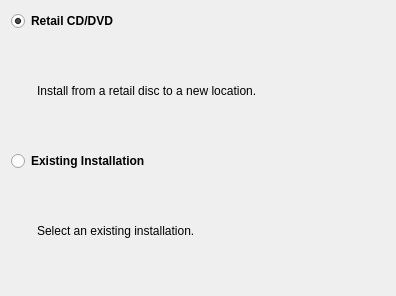
This is files/ui/wizard/methodselectionpage.ui in sunhawken/openmw as Qt 5 draws it before an edit. The edited form follows.
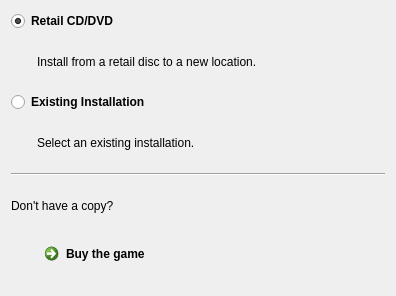
This is the edited form. Icons and pictures are not drawn.

Commit message: Implement #3983 - Add page to the wizard with links to buy morrowind

```diff
--- a/files/ui/wizard/methodselectionpage.ui
+++ b/files/ui/wizard/methodselectionpage.ui
@@ -147,6 +147,83 @@
      </item>
     </layout>
    </item>
+   <item>
+    <widget class="Line" name="line">
+     <property name="orientation">
+      <enum>Qt::Horizontal</enum>
+     </property>
+    </widget>
+   </item>
+   <item>
+    <layout class="QHBoxLayout" name="horizontalLayout">
+     <item>
+      <widget class="QLabel" name="label">
+       <property name="text">
+        <string>Don't have a copy?</string>
+       </property>
+      </widget>
+     </item>
+    </layout>
+   </item>
+   <item>
+    <layout class="QHBoxLayout" name="buyGameLayout">
+     <item>
+      <spacer name="horizontalSpacer_3">
+       <property name="orientation">
+        <enum>Qt::Horizontal</enum>
+       </property>
+       <property name="sizeType">
+        <enum>QSizePolicy::Maximum</enum>
+       </property>
+       <property name="sizeHint" stdset="0">
+        <size>
+         <width>20</width>
+         <height>20</height>
+        </size>
+       </property>
+      </spacer>
+     </item>
+     <item>
+      <widget class="QLabel" name="buyIconLabel">
+       <property name="sizePolicy">
+        <sizepolicy hsizetype="Maximum" vsizetype="Maximum">
+         <horstretch>0</horstretch>
+         <verstretch>0</verstretch>
+        </sizepolicy>
+       </property>
+       <property name="text">
+        <string>&lt;html&gt;&lt;head/&gt;&lt;body&gt;&lt;p&gt;&lt;img src=&quot;:/icons/tango/48x48/dollar.png&quot;/&gt;&lt;/p&gt;&lt;/body&gt;&lt;/html&gt;</string>
+       </property>
+      </widget>
+     </item>
+     <item>
+      <widget class="QCommandLinkButton" name="buyLinkButton">
+       <property name="text">
+        <string>Buy the game</string>
+       </property>
+       <property name="checkable">
+        <bool>false</bool>
+       </property>
+      </widget>
+     </item>
+     <item>
+      <spacer name="horizontalSpacer_4">
+       <property name="orientation">
+        <enum>Qt::Horizontal</enum>
+       </property>
+       <property name="sizeType">
+        <enum>QSizePolicy::Expanding</enum>
+       </property>
+       <property name="sizeHint" stdset="0">
+        <size>
+         <width>20</width>
+         <height>20</height>
+        </size>
+       </property>
+      </spacer>
+     </item>
+    </layout>
+   </item>
   </layout>
  </widget>
  <resources/>
```
The commit also changes 6 other files.
